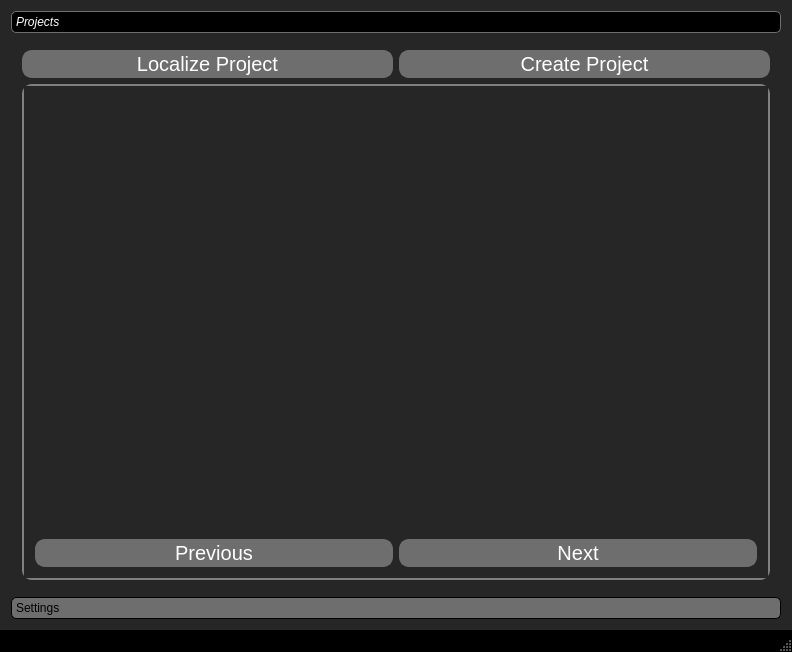
Kiukey/UnrealManager, file UnrealManager.ui: the form before one commit.
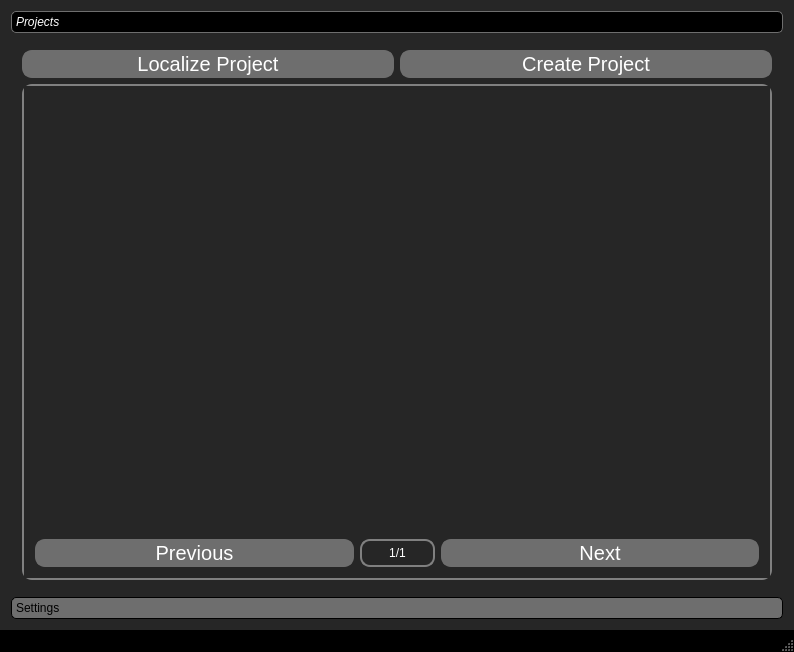
The form after the commit. The open tabs and pages were chosen to show the change.

The edit to the form file:
```diff
--- a/UnrealManager.ui
+++ b/UnrealManager.ui
@@ -6,7 +6,7 @@
    <rect>
     <x>0</x>
     <y>0</y>
-    <width>792</width>
+    <width>794</width>
     <height>652</height>
    </rect>
   </property>
@@ -85,7 +85,14 @@
 	border : 1px solid #6E6E6E;
     font: italic;
     color: white;
-}</string>
+}
+
+.QFrame
+{
+    border: 2px solid gray;
+    border-radius: 10px;
+}
+</string>
       </property>
       <property name="currentIndex">
        <number>1</number>
@@ -95,7 +102,7 @@
         <rect>
          <x>0</x>
          <y>0</y>
-         <width>774</width>
+         <width>776</width>
          <height>553</height>
         </rect>
        </property>
@@ -380,11 +387,19 @@
            <bool>true</bool>
           </property>
           <property name="styleSheet">
-           <string notr="true">QFrame
+           <string notr="true">.QFrame
 {
     border: 2px solid gray;
     border-radius: 10px;
-}</string>
+	border-height: 20px;
+}
+
+QFrame
+{
+    border: 2px solid gray;
+    border-radius: 10px;
+}
+</string>
           </property>
           <property name="widgetResizable">
            <bool>true</bool>
@@ -394,7 +409,7 @@
             <rect>
              <x>0</x>
              <y>0</y>
-             <width>752</width>
+             <width>754</width>
              <height>494</height>
             </rect>
            </property>
@@ -402,7 +417,7 @@
             <string notr="true"/>
            </property>
            <layout class="QGridLayout" name="gridLayout">
-            <item row="0" column="0" colspan="2">
+            <item row="0" column="0" colspan="3">
              <layout class="QHBoxLayout" name="horizontalLayout">
               <item>
                <widget class="QStackedWidget" name="projectsPages">
@@ -449,7 +464,7 @@
               </property>
              </widget>
             </item>
-            <item row="1" column="1">
+            <item row="1" column="2">
              <widget class="QPushButton" name="nextPage">
               <property name="font">
                <font>
@@ -461,6 +476,30 @@
               </property>
              </widget>
             </item>
+            <item row="1" column="1">
+             <widget class="QLabel" name="PagesLabel">
+              <property name="maximumSize">
+               <size>
+                <width>75</width>
+                <height>16777215</height>
+               </size>
+              </property>
+              <property name="styleSheet">
+               <string notr="true">QFrame
+{
+    border: 2px solid gray;
+    border-radius: 10px;
+}
+</string>
+              </property>
+              <property name="text">
+               <string>1/1</string>
+              </property>
+              <property name="alignment">
+               <set>Qt::AlignCenter</set>
+              </property>
+             </widget>
+            </item>
            </layout>
           </widget>
          </widget>
```
Left out of the diff: 13 changed lines with no effect on the pictures.
